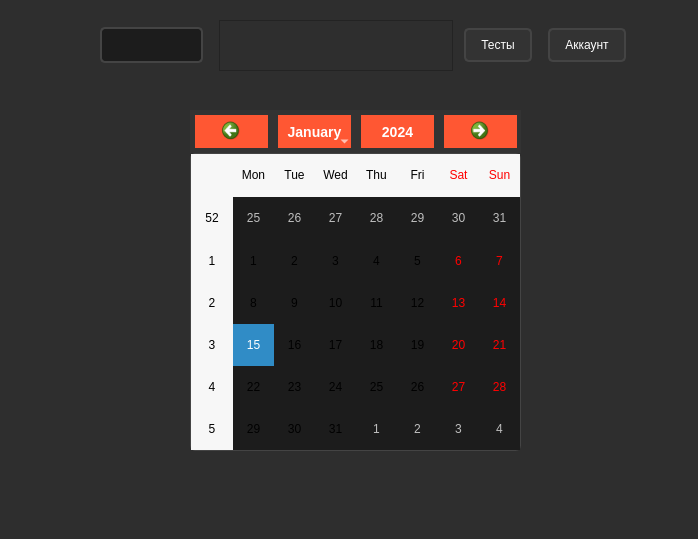
maks2134/RepetitorPlatform, file src/main/mainwin.ui: the form before one commit.
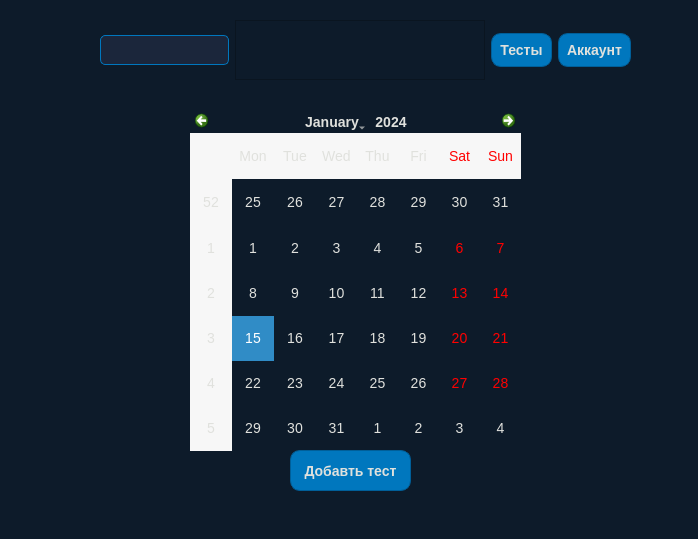
The form after the commit.

The edit to the form file:
```diff
--- a/src/main/mainwin.ui
+++ b/src/main/mainwin.ui
@@ -11,90 +11,72 @@
    </rect>
   </property>
   <property name="styleSheet">
-   <string notr="true">QWidget {
-        background-color: #2E2E2E;
-        font-family: Arial, sans-serif;
-        }
+   <string notr="true">/* Общий стиль для окна */
+QWidget {
+    background-color: #0d1b2a; /* Глубокий синий фон */
+    color: #e0e1dd; /* Светло-серый текст */
+    font-family: &quot;Arial&quot;, sans-serif;
+    font-size: 14px;
+}
 
-        QPushButton {
-        border: 2px solid #444;
-        border-radius: 5px;
-        background-color: #333;
-        color: #FFFFFF;
-        padding: 8px 15px;
-        margin: 5px;
-        }
+/* Заголовок */
+QLabel#label {
+    color: #0077be; /* Ярко-синий акцент для заголовка */
+    font-size: 20px;
+    font-weight: bold;
+    text-align: center;
+    margin-bottom: 10px;
+}
 
-        QPushButton:hover {
-        background-color: #FF5733;
-        }
+/* Стиль для других QLabel */
+QLabel {
+    color: #e0e1dd; /* Светло-серый текст */
+    font-size: 14px;
+}
 
-        QPushButton:pressed {
-        background-color: #C70039;
-        }
+/* Поля ввода */
+QLineEdit {
+    background-color: #1b263b; /* Темно-синий фон для ввода */
+    border: 1px solid #0077be; /* Ярко-синяя рамка */
+    color: #e0e1dd; /* Светлый текст */
+    padding: 5px;
+    border-radius: 5px;
+}
 
-        QLineEdit {
-        border: 2px solid #444;
-        border-radius: 5px;
-        padding: 8px;
-        background-color: #1C1C1C;
-        color: #FFFFFF;
-        margin-right: 10px;
-        }
+QLineEdit:focus {
+    border: 1px solid #00aaff; /* Голубая рамка при фокусе */
+}
 
-        QLineEdit:focus {
-        border-color: #FF5733;
-        background-color: #333;
-        }
+/* Кнопки */
+QPushButton {
+    background-color: #0077be; /* Ярко-синий фон */
+    color: #e0e1dd; /* Светлый текст */
+    border: 1px solid #005f99; /* Темно-синяя рамка */
+    border-radius: 10px;
+    padding: 8px;
+    font-weight: bold;
+}
 
-        QCalendarWidget QToolButton {
-        height: 30px;
-        width: 70px;
-        color: #FFFFFF;
-        font-size: 14px;
-        icon-size: 20px, 20px;
-        background-color: #FF5733;
-        border: none;
-        margin: 5px;
-        }
+QPushButton:hover {
+    background-color: #005f99; /* Темно-синий фон при наведении */
+    color: #e0e1dd; /* Светлый текст */
+}
 
         QCalendarWidget QToolButton:hover {
         background-color: #C70039;
         }
 
-        QCalendarWidget QMenu {
-        width: 100px;
-        background-color: #333;
-        color: #FFFFFF;
-        }
+/* Кнопка регистрации (вторичная) */
+QPushButton#pushButton_2 {
+    background-color: #1b263b; /* Темно-синий фон */
+    border: 1px solid #0077be; /* Ярко-синяя рамка */
+    color: #e0e1dd; /* Светлый текст */
+}
 
-        QCalendarWidget QSpinBox {
-        width: 50px;
-        font-size: 14px;
-        color: #FFFFFF;
-        background-color: #1C1C1C;
-        selection-background-color: #FF5733;
-        selection-color: #000000;
-        }
-
-        QCalendarWidget QWidget#qt_calendar_navigationbar {
-        background-color: #333;
-        }
-
-        QCalendarWidget QTableView {
-        border-width: 1px;
-        border-color: #444;
-        border-style: solid;
-        border-radius: 5px;
-        gridline-color: #444;
-        background-color: #1C1C1C;
-        }
-            QCalendarWidget QHeaderView::section {
-            background-color: #333;
-            color: #FFFFFF;
-            padding: 5px;
-            border: 1px solid #444;
-            }</string>
+QPushButton#pushButton_2:hover {
+    background-color: #0077be; /* Ярко-синий фон при наведении */
+    color: #0d1b2a; /* Темный текст для контраста */
+}</string>
   </property>
   <widget class="QWidget" name="horizontalLayoutWidget">
    <property name="geometry">
@@ -102,7 +84,7 @@
      <x>100</x>
      <y>20</y>
      <width>531</width>
-     <height>51</height>
+     <height>60</height>
     </rect>
    </property>
    <layout class="QHBoxLayout" name="horizontalLayout">
@@ -138,6 +120,19 @@
     </rect>
    </property>
   </widget>
+  <widget class="QPushButton" name="pushButton">
+   <property name="geometry">
+    <rect>
+     <x>290</x>
+     <y>450</y>
+     <width>121</width>
+     <height>41</height>
+    </rect>
+   </property>
+   <property name="text">
+    <string>Добавть тест</string>
+   </property>
+  </widget>
  </widget>
  <resources/>
  <connections/>
```
Left out of the diff: 7 changed lines with no effect on the pictures.
